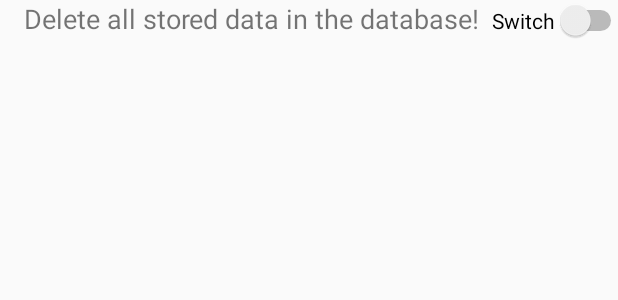
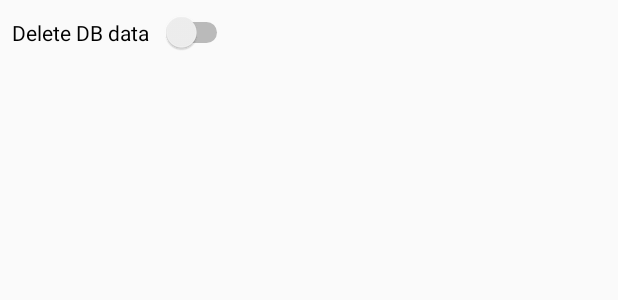
Before and after one commit to nozagleh/dicegame3000, an Android app: the layout activity_settings.xml on its own in the app's theme, with its tools: preview values and no code run, on a phone screen of 412 x 824 dp. Shown: the top 300 px of the screen. Run offline under Robolectric (Android 15) with nearby library versions, the light colour scheme and no system bars.

Commit message:
Add settings

```diff
--- a/app/src/main/res/layout/activity_settings.xml
+++ b/app/src/main/res/layout/activity_settings.xml
@@ -6,22 +6,14 @@
     android:layout_height="match_parent"
     tools:context="com.example.arnarfreyr.dicegame3000.SettingsActivity">
 
-    <TextView
-        android:id="@+id/textView2"
+    <Switch
+        android:id="@+id/swDB"
         android:layout_width="wrap_content"
         android:layout_height="wrap_content"
         android:text="@string/settings_purge_db"
-        android:textSize="18sp"
-        android:layout_marginLeft="16dp"
+        android:switchPadding="8dp"
+        android:layout_marginStart="8dp"
         app:layout_constraintLeft_toLeftOf="parent"
-        app:layout_constraintBaseline_toBaselineOf="@+id/switch1" />
-
-    <Switch
-        android:id="@+id/switch1"
-        android:layout_width="wrap_content"
-        android:layout_height="wrap_content"
-        android:text="Switch"
-        tools:layout_editor_absoluteY="8dp"
-        app:layout_constraintLeft_toRightOf="@+id/textView2"
-        android:layout_marginLeft="8dp" />
+        app:layout_constraintTop_toTopOf="parent"
+        android:layout_marginTop="8dp" />
 </android.support.constraint.ConstraintLayout>
--- a/app/src/main/res/layout/fragment_overlay_round.xml
+++ b/app/src/main/res/layout/fragment_overlay_round.xml
@@ -10,6 +10,7 @@
     <android.support.constraint.ConstraintLayout
         android:layout_width="match_parent"
         android:layout_height="match_parent"
+        android:clickable="true"
         android:background="#e3000000">
 
         <RelativeLayout
--- a/app/src/main/res/layout/round_listing.xml
+++ b/app/src/main/res/layout/round_listing.xml
@@ -1,5 +1,6 @@
 <?xml version="1.0" encoding="utf-8"?>
     <LinearLayout xmlns:android="http://schemas.android.com/apk/res/android"
+        xmlns:app="http://schemas.android.com/apk/res-auto"
         android:layout_width="match_parent"
         android:layout_height="wrap_content"
         android:orientation="horizontal">
@@ -22,7 +23,7 @@
 
         </LinearLayout>
 
-        <LinearLayout
+    <LinearLayout
             android:layout_width="0dp"
             android:layout_height="wrap_content"
             android:orientation="vertical"
@@ -40,6 +41,7 @@
                 android:textAlignment="viewEnd"
                 android:textSize="24sp"
                 android:textStyle="bold" />
+
         </LinearLayout>
 
 
--- a/app/src/main/res/values/strings.xml
+++ b/app/src/main/res/values/strings.xml
@@ -54,7 +54,7 @@
     <string name="preferences_text_hidden">TEXT_HIDDEN</string>
     <string name="preference_current_bet">CURRENT_BET</string>
     <!-- Settings texts -->
-    <string name="settings_purge_db">Delete all stored data in the database!</string>
+    <string name="settings_purge_db">Delete DB data</string>
     <string name="settings_purge_sp">Clear current on-going game</string>
 
     <!-- TODO: Remove or change this placeholder text -->
```
Also changed, not shown: app/src/main/java/com/example/arnarfreyr/dicegame3000/SQLManager.java (+15 -0 lines), app/src/main/java/com/example/arnarfreyr/dicegame3000/SettingsActivity.java (+26 -0 lines).
